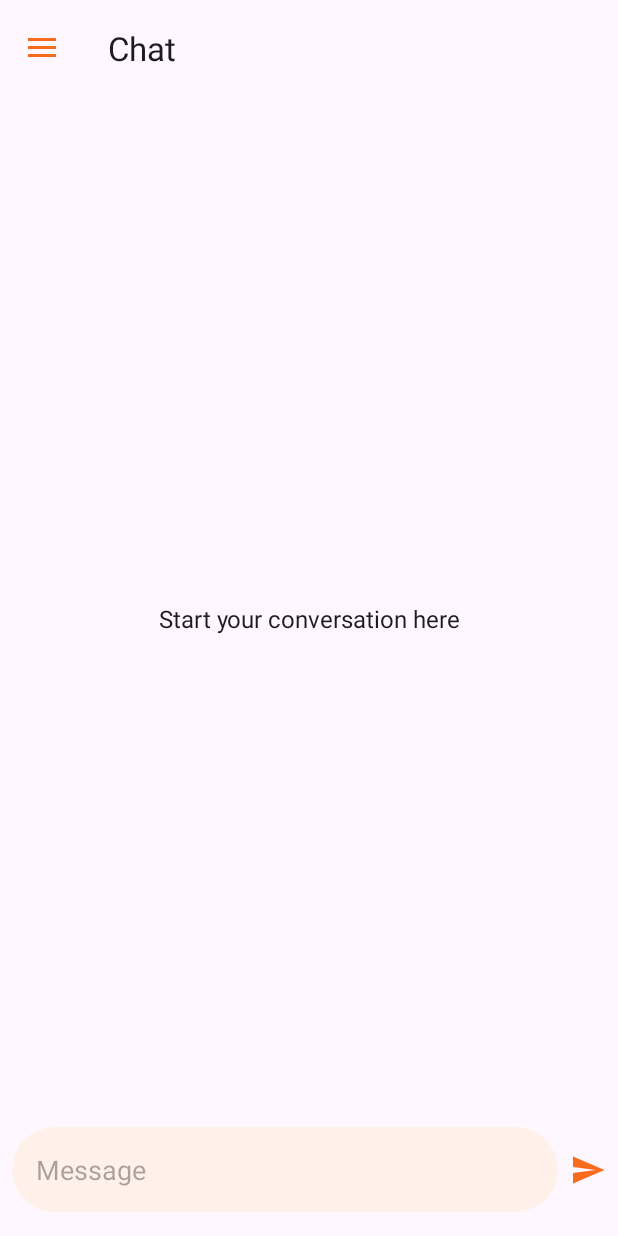
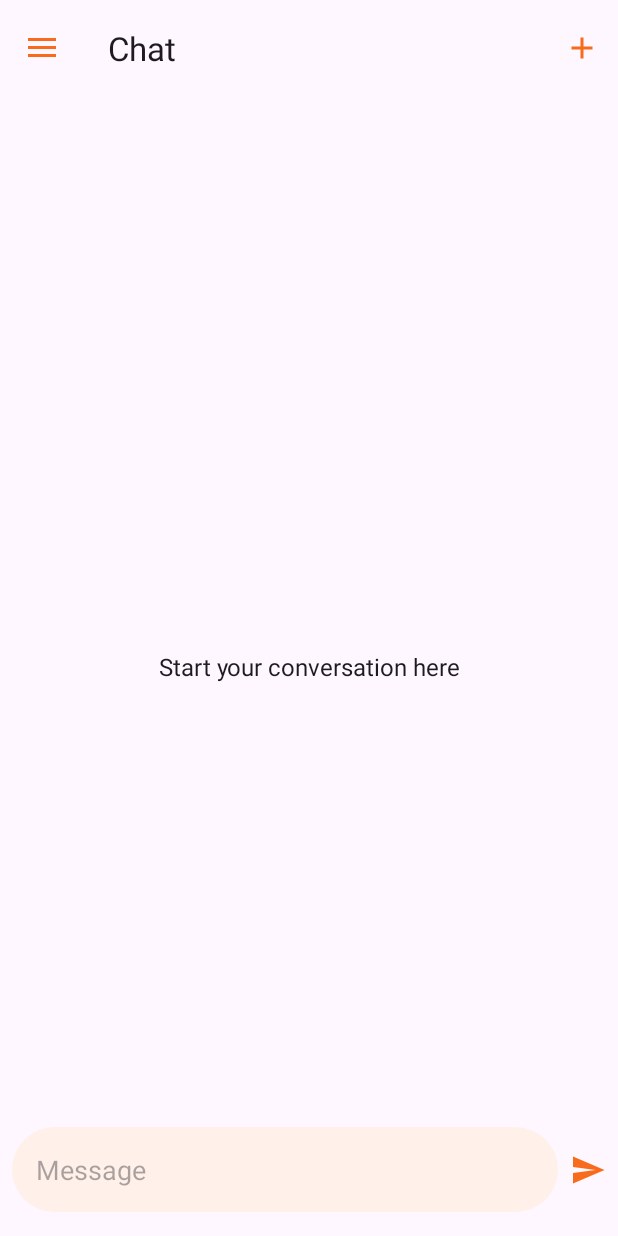
Before and after one commit to hngx-org/Curation-AI, an Android app: the ChatFragment screen opened through its navigation route, on a phone screen of 412 x 824 dp. Run offline under Robolectric (Android 15) with nearby library versions, the phone set to English and light mode, and no system bars; our stand-ins replace navigation-ui; 1 statement that could not run was skipped.

Commit message:
logout implemeted, added menu ...

```diff
--- a/app/src/main/java/com/panther/contentai/LogIn.kt
+++ b/app/src/main/java/com/panther/contentai/LogIn.kt
@@ -1,18 +1,19 @@
 package com.panther.contentai
 
 import android.os.Bundle
-import androidx.fragment.app.Fragment
 import android.view.LayoutInflater
 import android.view.View
 import android.view.ViewGroup
 import android.widget.Toast
 import androidx.core.view.isVisible
+import androidx.fragment.app.Fragment
 import androidx.fragment.app.activityViewModels
 import androidx.lifecycle.lifecycleScope
 import androidx.navigation.fragment.findNavController
 import com.panther.contentai.arch_comp.CuratorViewModel
 import com.panther.contentai.databinding.FragmentLogInBinding
 import com.panther.contentai.util.Resource
+import com.panther.contentai.util.isValid
 import kotlinx.coroutines.launch
 
 
@@ -65,12 +66,11 @@ class LogIn : Fragment() {
                             }catch (e:Exception){
                                 findNavController().navigate(R.id.chat_dest)
                             }
-
                         }
 
                         is Resource.Failure -> {
                             progressBar.isVisible = false
-                            Toast.makeText(requireContext(), state.msg, Toast.LENGTH_SHORT)
+                            Toast.makeText(requireContext(), state.msg.isValid("Oops.. Unable to sign up"), Toast.LENGTH_SHORT)
                                 .show()
 
                         }
--- a/app/src/main/java/com/panther/contentai/MainActivity.kt
+++ b/app/src/main/java/com/panther/contentai/MainActivity.kt
@@ -7,15 +7,14 @@ import androidx.activity.viewModels
 import androidx.appcompat.app.AppCompatActivity
 import androidx.core.view.isVisible
 import androidx.drawerlayout.widget.DrawerLayout
-import androidx.fragment.app.activityViewModels
 import androidx.lifecycle.lifecycleScope
 import androidx.navigation.NavController
 import androidx.navigation.fragment.NavHostFragment
-import androidx.navigation.fragment.findNavController
 import androidx.navigation.ui.AppBarConfiguration
 import androidx.navigation.ui.setupWithNavController
 import com.google.android.material.navigation.NavigationView
 import com.panther.contentai.arch_comp.CuratorViewModel
+import com.panther.contentai.data.CuratorSharedPreference
 import com.panther.contentai.databinding.ActivityMainBinding
 import com.panther.contentai.fragments.SubscriptionDirections
 import com.panther.contentai.util.Resource
@@ -31,8 +30,7 @@ class MainActivity : AppCompatActivity() {
         super.onCreate(savedInstanceState)
         binding = ActivityMainBinding.inflate(layoutInflater)
         setContentView(binding.root)
-
-        val sharedPref = CuratorSharedPreference.initSharedPref(this)
+        CuratorSharedPreference.initSharedPref(this)
 
         setSupportActionBar(binding.toolbar)
 
@@ -52,7 +50,6 @@ class MainActivity : AppCompatActivity() {
         if (!firstLaunch){
             navController.navigate(R.id.signinScreen)
         }
-
         navController.addOnDestinationChangedListener{_,destination,_->
             binding.toolbar.isVisible = destination.id == R.id.chat_dest
             if (appBarConfiguration.topLevelDestinations.contains(destination.id)){
--- a/app/src/main/java/com/panther/contentai/OnboardingScreen.kt
+++ b/app/src/main/java/com/panther/contentai/OnboardingScreen.kt
@@ -1,14 +1,13 @@
 package com.panther.contentai
 
 import android.os.Bundle
-import androidx.fragment.app.Fragment
 import android.view.LayoutInflater
 import android.view.View
 import android.view.ViewGroup
+import androidx.fragment.app.Fragment
 import androidx.navigation.fragment.findNavController
+import com.panther.contentai.data.CuratorSharedPreference
 import com.panther.contentai.databinding.FragmentOnboardingScreenBinding
-import kotlinx.coroutines.Dispatchers
-import kotlinx.coroutines.withContext
 
 
 class OnboardingScreen : Fragment() {
--- a/app/src/main/res/layout/activity_main.xml
+++ b/app/src/main/res/layout/activity_main.xml
@@ -27,12 +27,12 @@
             android:id="@+id/fragmentContainerView"
             android:name="androidx.navigation.fragment.NavHostFragment"
             android:layout_width="match_parent"
-            android:layout_height="match_parent"
+            android:layout_height="0dp"
             app:defaultNavHost="true"
             app:layout_constraintBottom_toBottomOf="parent"
             app:layout_constraintEnd_toEndOf="parent"
             app:layout_constraintStart_toStartOf="parent"
-            app:layout_constraintTop_toTopOf="parent"
+            app:layout_constraintTop_toBottomOf="@id/toolbar"
             app:navGraph="@navigation/nav_graph" />
     </androidx.constraintlayout.widget.ConstraintLayout>
 
--- a/app/src/main/res/menu/main_menu.xml
+++ b/app/src/main/res/menu/main_menu.xml
@@ -7,6 +7,7 @@
         android:orderInCategory="100"
         android:icon="@drawable/baseline_add"
         android:title="New Chat"
+        app:iconTint="@color/orange"
         app:showAsAction="always" />
 
 </menu>
--- a/app/src/main/res/navigation/nav_graph.xml
+++ b/app/src/main/res/navigation/nav_graph.xml
@@ -9,7 +9,13 @@
         android:id="@+id/chat_dest"
         android:name="com.panther.contentai.fragments.ChatFragment"
         android:label="Chat"
-        tools:layout="@layout/fragment_chat" />
+        tools:layout="@layout/fragment_chat" >
+        <action
+            android:id="@+id/action_chat_dest_to_signinScreen"
+            app:destination="@id/signinScreen"
+            app:popUpTo="@id/signinScreen"
+            app:popUpToInclusive="true" />
+    </fragment>
     <fragment
         android:id="@+id/emailAuthScreen"
         android:name="com.panther.contentai.EmailAuthScreen"
```
Also changed, not shown: app/src/main/java/com/panther/contentai/EmailAuthScreen.kt (+27 -72 lines), app/src/main/java/com/panther/contentai/arch_comp/CuratorViewModel.kt (+34 -3 lines), app/src/main/java/com/panther/contentai/data/CuratorSharedPreference.kt (renamed from app/src/main/java/com/panther/contentai/CuratorSharedPreference.kt, +4 -3 lines), app/src/main/java/com/panther/contentai/fragments/ChatFragment.kt (+64 -15 lines), app/src/main/java/com/panther/contentai/util/Util.kt (added, +20 -0 lines).
